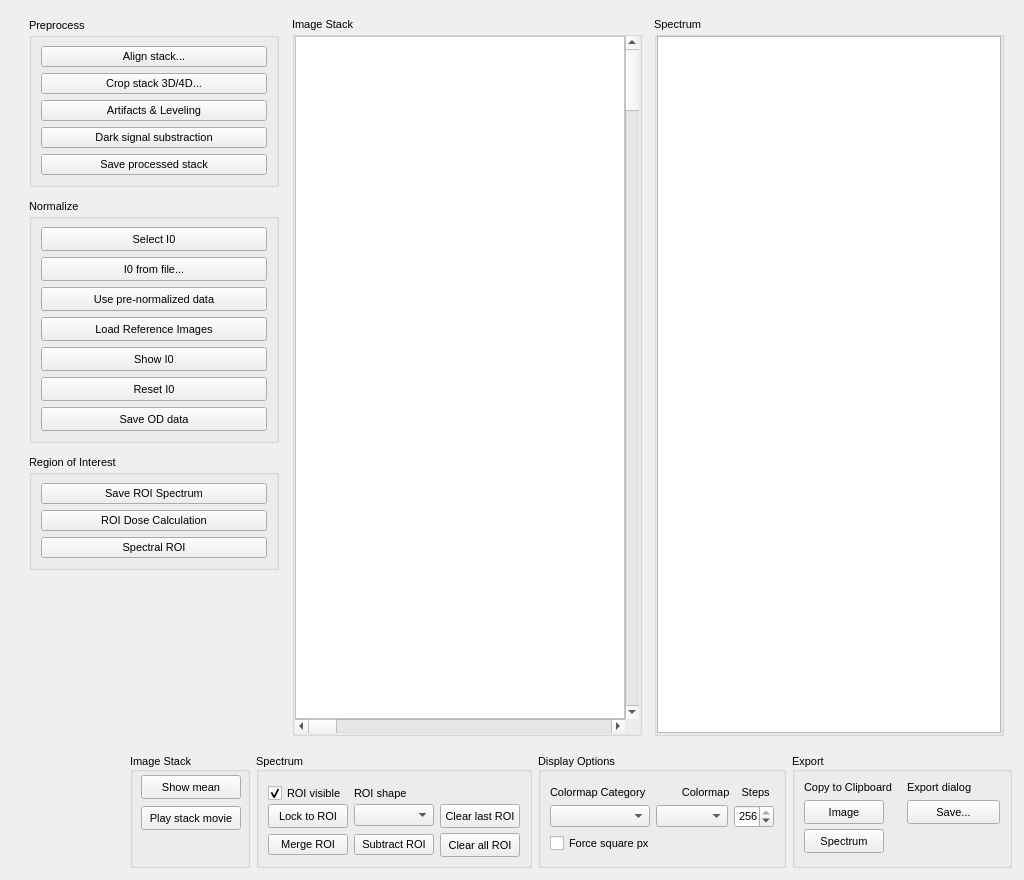
Qt form mantis_xray/pagestack.ui (mlerotic/spectromicroscopy) before a commit.
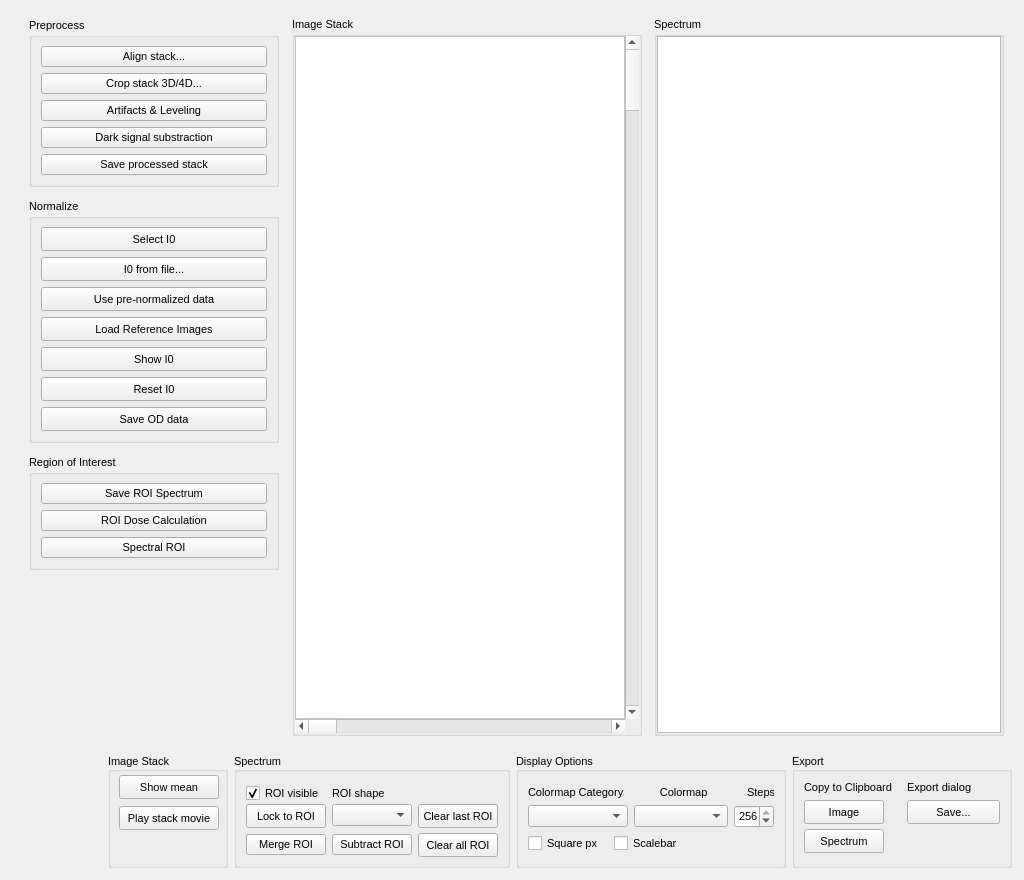
The same form after that commit. Custom widgets are drawn as their Qt base class.

Commit message: Scalebar re-enabled

```diff
--- a/mantis_xray/pagestack.ui
+++ b/mantis_xray/pagestack.ui
@@ -914,13 +914,13 @@
         </property>
         <property name="minimumSize">
          <size>
-          <width>0</width>
+          <width>270</width>
           <height>0</height>
          </size>
         </property>
         <property name="maximumSize">
          <size>
-          <width>250</width>
+          <width>270</width>
           <height>116</height>
          </size>
         </property>
@@ -972,7 +972,7 @@
               </font>
              </property>
              <property name="text">
-              <string>Colormap Category            Colormap    Steps</string>
+              <string>Colormap Category            Colormap             Steps</string>
              </property>
             </widget>
            </item>
@@ -1050,7 +1050,7 @@
             </layout>
            </item>
            <item>
-            <layout class="QHBoxLayout" name="horizontalLayout_6" stretch="1,0">
+            <layout class="QHBoxLayout" name="horizontalLayout_6" stretch="1,0,0">
              <property name="spacing">
               <number>6</number>
              </property>
@@ -1061,13 +1061,13 @@
               <widget class="QCheckBox" name="SquarePxCheckBox">
                <property name="minimumSize">
                 <size>
-                 <width>100</width>
+                 <width>80</width>
                  <height>0</height>
                 </size>
                </property>
                <property name="maximumSize">
                 <size>
-                 <width>100</width>
+                 <width>80</width>
                  <height>16777215</height>
                 </size>
                </property>
@@ -1081,7 +1081,7 @@
                 <bool>false</bool>
                </property>
                <property name="text">
-                <string>Force square px</string>
+                <string>Square px</string>
                </property>
                <property name="checkable">
                 <bool>true</bool>
@@ -1100,6 +1100,13 @@
                </property>
               </widget>
              </item>
+             <item>
+              <widget class="QCheckBox" name="ScalebarCheckBox">
+               <property name="text">
+                <string>Scalebar</string>
+               </property>
+              </widget>
+             </item>
              <item>
               <spacer name="horizontalSpacer">
                <property name="font">
```
The commit also changes 3 other files.
